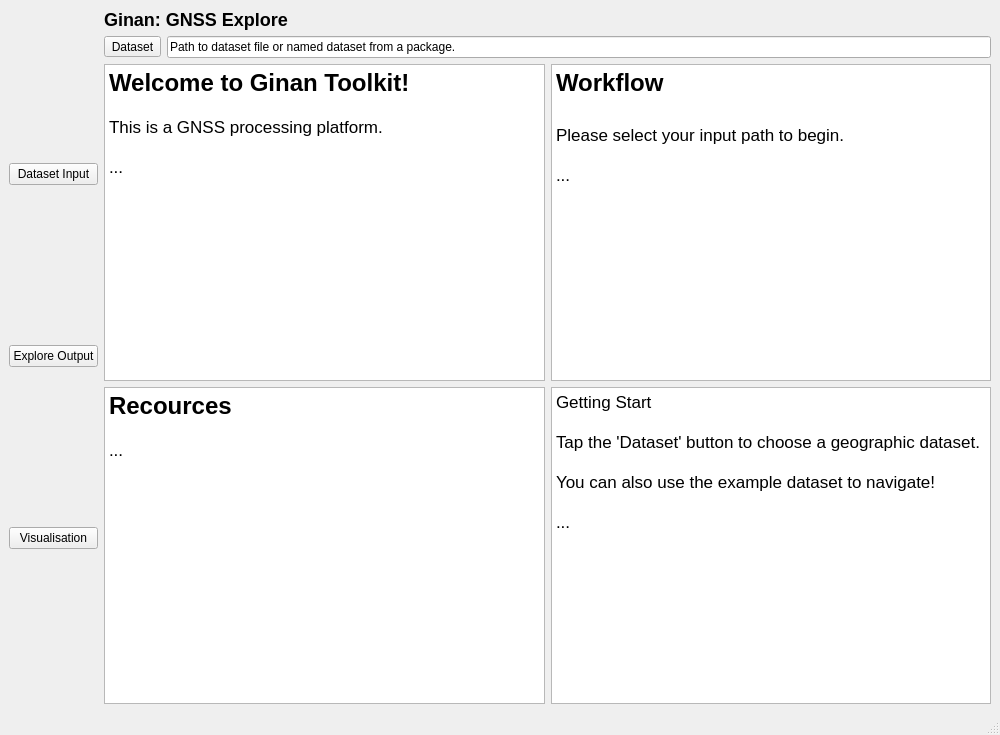
This is app/views/main_window.ui in u7327620/Ginan-UI as Qt 5 draws it before an edit. The edited form follows.
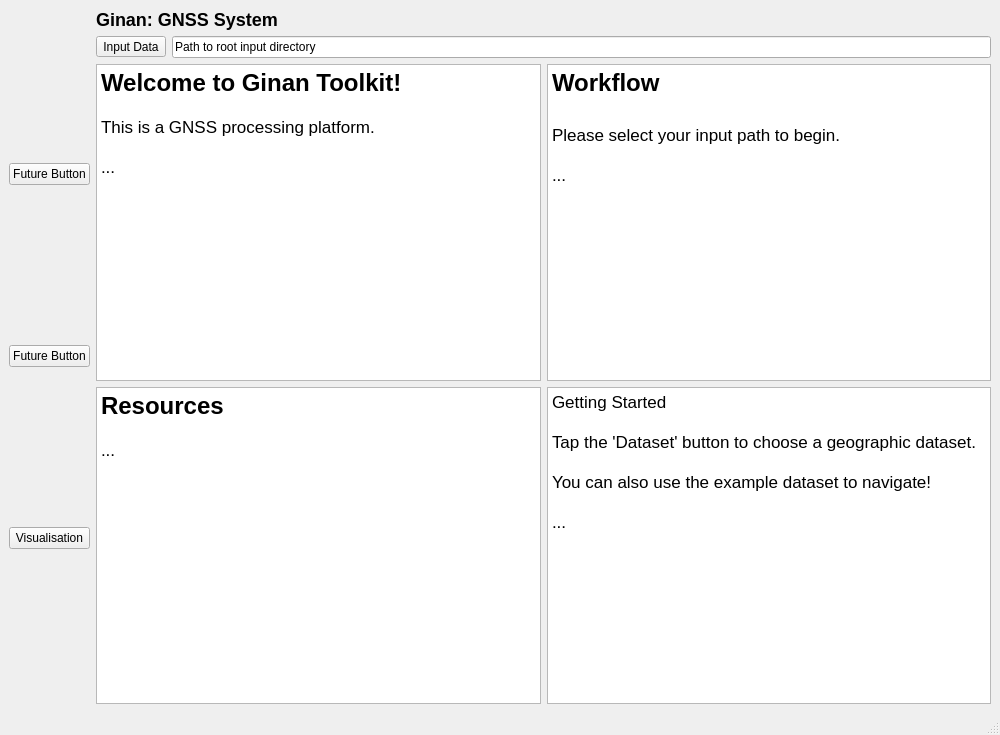
This is the edited form.

Commit message: Alter inputData button, recources to resources, renamed some buttons to: future button

```diff
--- a/app/views/main_window.ui
+++ b/app/views/main_window.ui
@@ -20,14 +20,14 @@
       <item>
        <widget class="QPushButton" name="datasetButton">
         <property name="text">
-         <string>Dataset Input</string>
+         <string>Future Button</string>
         </property>
        </widget>
       </item>
       <item>
        <widget class="QPushButton" name="exploreButton">
         <property name="text">
-         <string>Explore Output</string>
+         <string>Future Button</string>
         </property>
        </widget>
       </item>
@@ -45,7 +45,7 @@
       <item>
        <widget class="QLabel" name="welcomeLabel">
         <property name="text">
-         <string>&lt;h2&gt;Ginan: GNSS Explore&lt;/h2&gt;</string>
+         <string>&lt;html&gt;&lt;head/&gt;&lt;body&gt;&lt;h2 style=&quot; margin-top:16px; margin-bottom:12px; margin-left:0px; margin-right:0px; -qt-block-indent:0; text-indent:0px;&quot;&gt;&lt;span style=&quot; font-size:x-large; font-weight:700;&quot;&gt;Ginan: GNSS System&lt;/span&gt;&lt;/h2&gt;&lt;/body&gt;&lt;/html&gt;</string>
         </property>
         <property name="alignment">
          <set>Qt::AlignmentFlag::AlignLeading|Qt::AlignmentFlag::AlignLeft|Qt::AlignmentFlag::AlignTop</set>
@@ -57,14 +57,14 @@
         <item>
          <widget class="QToolButton" name="browseButton">
           <property name="text">
-           <string>Dataset</string>
+           <string>Input Data</string>
           </property>
          </widget>
         </item>
         <item>
          <widget class="QLineEdit" name="inputPathLineEdit">
           <property name="text">
-           <string>Path to dataset file or named dataset from a package.</string>
+           <string>Path to root input directory</string>
           </property>
          </widget>
         </item>
@@ -81,12 +81,12 @@
 hr { height: 1px; border-width: 0; }
 li.unchecked::marker { content: &quot;\2610&quot;; }
 li.checked::marker { content: &quot;\2612&quot;; }
-&lt;/style&gt;&lt;/head&gt;&lt;body style=&quot; font-family:'.AppleSystemUIFont'; font-size:13pt; font-weight:400; font-style:normal;&quot;&gt;
-&lt;p style=&quot; margin-top:0px; margin-bottom:0px; margin-left:0px; margin-right:0px; -qt-block-indent:0; text-indent:0px;&quot;&gt;&lt;span style=&quot; font-size:18pt; font-weight:700;&quot;&gt;Welcome to Ginan Toolkit!&lt;/span&gt;&lt;/p&gt;
-&lt;p style=&quot;-qt-paragraph-type:empty; margin-top:0px; margin-bottom:0px; margin-left:0px; margin-right:0px; -qt-block-indent:0; text-indent:0px;&quot;&gt;&lt;br /&gt;&lt;/p&gt;
-&lt;p style=&quot; margin-top:0px; margin-bottom:0px; margin-left:0px; margin-right:0px; -qt-block-indent:0; text-indent:0px;&quot;&gt;This is a GNSS processing platform.&lt;/p&gt;
-&lt;p style=&quot;-qt-paragraph-type:empty; margin-top:0px; margin-bottom:0px; margin-left:0px; margin-right:0px; -qt-block-indent:0; text-indent:0px;&quot;&gt;&lt;br /&gt;&lt;/p&gt;
-&lt;p style=&quot; margin-top:0px; margin-bottom:0px; margin-left:0px; margin-right:0px; -qt-block-indent:0; text-indent:0px;&quot;&gt;...&lt;/p&gt;&lt;/body&gt;&lt;/html&gt;</string>
+&lt;/style&gt;&lt;/head&gt;&lt;body style=&quot; font-family:'Noto Sans'; font-size:10pt; font-weight:400; font-style:normal;&quot;&gt;
+&lt;p style=&quot; margin-top:0px; margin-bottom:0px; margin-left:0px; margin-right:0px; -qt-block-indent:0; text-indent:0px;&quot;&gt;&lt;span style=&quot; font-family:'.AppleSystemUIFont'; font-size:18pt; font-weight:700;&quot;&gt;Welcome to Ginan Toolkit!&lt;/span&gt;&lt;/p&gt;
+&lt;p style=&quot;-qt-paragraph-type:empty; margin-top:0px; margin-bottom:0px; margin-left:0px; margin-right:0px; -qt-block-indent:0; text-indent:0px; font-family:'.AppleSystemUIFont'; font-size:13pt;&quot;&gt;&lt;br /&gt;&lt;/p&gt;
+&lt;p style=&quot; margin-top:0px; margin-bottom:0px; margin-left:0px; margin-right:0px; -qt-block-indent:0; text-indent:0px;&quot;&gt;&lt;span style=&quot; font-family:'.AppleSystemUIFont'; font-size:13pt;&quot;&gt;This is a GNSS processing platform.&lt;/span&gt;&lt;/p&gt;
+&lt;p style=&quot;-qt-paragraph-type:empty; margin-top:0px; margin-bottom:0px; margin-left:0px; margin-right:0px; -qt-block-indent:0; text-indent:0px; font-family:'.AppleSystemUIFont'; font-size:13pt;&quot;&gt;&lt;br /&gt;&lt;/p&gt;
+&lt;p style=&quot; margin-top:0px; margin-bottom:0px; margin-left:0px; margin-right:0px; -qt-block-indent:0; text-indent:0px;&quot;&gt;&lt;span style=&quot; font-family:'.AppleSystemUIFont'; font-size:13pt;&quot;&gt;...&lt;/span&gt;&lt;/p&gt;&lt;/body&gt;&lt;/html&gt;</string>
           </property>
          </widget>
         </item>
@@ -99,13 +99,13 @@
 hr { height: 1px; border-width: 0; }
 li.unchecked::marker { content: &quot;\2610&quot;; }
 li.checked::marker { content: &quot;\2612&quot;; }
-&lt;/style&gt;&lt;/head&gt;&lt;body style=&quot; font-family:'.AppleSystemUIFont'; font-size:13pt; font-weight:400; font-style:normal;&quot;&gt;
-&lt;p style=&quot; margin-top:0px; margin-bottom:0px; margin-left:0px; margin-right:0px; -qt-block-indent:0; text-indent:0px;&quot;&gt;&lt;span style=&quot; font-size:18pt; font-weight:700;&quot;&gt;Workflow&lt;/span&gt;&lt;/p&gt;
-&lt;p style=&quot;-qt-paragraph-type:empty; margin-top:0px; margin-bottom:0px; margin-left:0px; margin-right:0px; -qt-block-indent:0; text-indent:0px; font-size:18pt; font-weight:700;&quot;&gt;&lt;br /&gt;&lt;/p&gt;
-&lt;p style=&quot; margin-top:0px; margin-bottom:0px; margin-left:0px; margin-right:0px; -qt-block-indent:0; text-indent:0px;&quot;&gt;Please select your input path to begin.&lt;/p&gt;
-&lt;p style=&quot;-qt-paragraph-type:empty; margin-top:0px; margin-bottom:0px; margin-left:0px; margin-right:0px; -qt-block-indent:0; text-indent:0px;&quot;&gt;&lt;br /&gt;&lt;/p&gt;
-&lt;p style=&quot; margin-top:0px; margin-bottom:0px; margin-left:0px; margin-right:0px; -qt-block-indent:0; text-indent:0px;&quot;&gt;...&lt;/p&gt;
-&lt;p style=&quot;-qt-paragraph-type:empty; margin-top:0px; margin-bottom:0px; margin-left:0px; margin-right:0px; -qt-block-indent:0; text-indent:0px;&quot;&gt;&lt;br /&gt;&lt;/p&gt;&lt;/body&gt;&lt;/html&gt;</string>
+&lt;/style&gt;&lt;/head&gt;&lt;body style=&quot; font-family:'Noto Sans'; font-size:10pt; font-weight:400; font-style:normal;&quot;&gt;
+&lt;p style=&quot; margin-top:0px; margin-bottom:0px; margin-left:0px; margin-right:0px; -qt-block-indent:0; text-indent:0px;&quot;&gt;&lt;span style=&quot; font-family:'.AppleSystemUIFont'; font-size:18pt; font-weight:700;&quot;&gt;Workflow&lt;/span&gt;&lt;/p&gt;
+&lt;p style=&quot;-qt-paragraph-type:empty; margin-top:0px; margin-bottom:0px; margin-left:0px; margin-right:0px; -qt-block-indent:0; text-indent:0px; font-family:'.AppleSystemUIFont'; font-size:18pt; font-weight:700;&quot;&gt;&lt;br /&gt;&lt;/p&gt;
+&lt;p style=&quot; margin-top:0px; margin-bottom:0px; margin-left:0px; margin-right:0px; -qt-block-indent:0; text-indent:0px;&quot;&gt;&lt;span style=&quot; font-family:'.AppleSystemUIFont'; font-size:13pt;&quot;&gt;Please select your input path to begin.&lt;/span&gt;&lt;/p&gt;
+&lt;p style=&quot;-qt-paragraph-type:empty; margin-top:0px; margin-bottom:0px; margin-left:0px; margin-right:0px; -qt-block-indent:0; text-indent:0px; font-family:'.AppleSystemUIFont'; font-size:13pt;&quot;&gt;&lt;br /&gt;&lt;/p&gt;
+&lt;p style=&quot; margin-top:0px; margin-bottom:0px; margin-left:0px; margin-right:0px; -qt-block-indent:0; text-indent:0px;&quot;&gt;&lt;span style=&quot; font-family:'.AppleSystemUIFont'; font-size:13pt;&quot;&gt;...&lt;/span&gt;&lt;/p&gt;
+&lt;p style=&quot;-qt-paragraph-type:empty; margin-top:0px; margin-bottom:0px; margin-left:0px; margin-right:0px; -qt-block-indent:0; text-indent:0px; font-family:'.AppleSystemUIFont'; font-size:13pt;&quot;&gt;&lt;br /&gt;&lt;/p&gt;&lt;/body&gt;&lt;/html&gt;</string>
           </property>
          </widget>
         </item>
@@ -118,13 +118,13 @@
 hr { height: 1px; border-width: 0; }
 li.unchecked::marker { content: &quot;\2610&quot;; }
 li.checked::marker { content: &quot;\2612&quot;; }
-&lt;/style&gt;&lt;/head&gt;&lt;body style=&quot; font-family:'.AppleSystemUIFont'; font-size:13pt; font-weight:400; font-style:normal;&quot;&gt;
-&lt;p style=&quot; margin-top:0px; margin-bottom:0px; margin-left:0px; margin-right:0px; -qt-block-indent:0; text-indent:0px;&quot;&gt;&lt;span style=&quot; font-size:18pt; font-weight:700;&quot;&gt;Recources&lt;/span&gt;&lt;/p&gt;
-&lt;p style=&quot;-qt-paragraph-type:empty; margin-top:0px; margin-bottom:0px; margin-left:0px; margin-right:0px; -qt-block-indent:0; text-indent:0px;&quot;&gt;&lt;br /&gt;&lt;/p&gt;
-&lt;p style=&quot; margin-top:0px; margin-bottom:0px; margin-left:0px; margin-right:0px; -qt-block-indent:0; text-indent:0px;&quot;&gt;...&lt;/p&gt;
-&lt;p style=&quot;-qt-paragraph-type:empty; margin-top:0px; margin-bottom:0px; margin-left:0px; margin-right:0px; -qt-block-indent:0; text-indent:0px;&quot;&gt;&lt;br /&gt;&lt;/p&gt;
-&lt;p style=&quot;-qt-paragraph-type:empty; margin-top:0px; margin-bottom:0px; margin-left:0px; margin-right:0px; -qt-block-indent:0; text-indent:0px;&quot;&gt;&lt;br /&gt;&lt;/p&gt;
-&lt;p style=&quot;-qt-paragraph-type:empty; margin-top:0px; margin-bottom:0px; margin-left:0px; margin-right:0px; -qt-block-indent:0; text-indent:0px;&quot;&gt;&lt;br /&gt;&lt;/p&gt;&lt;/body&gt;&lt;/html&gt;</string>
+&lt;/style&gt;&lt;/head&gt;&lt;body style=&quot; font-family:'Noto Sans'; font-size:10pt; font-weight:400; font-style:normal;&quot;&gt;
+&lt;p style=&quot; margin-top:0px; margin-bottom:0px; margin-left:0px; margin-right:0px; -qt-block-indent:0; text-indent:0px;&quot;&gt;&lt;span style=&quot; font-family:'.AppleSystemUIFont'; font-size:18pt; font-weight:700;&quot;&gt;Resources&lt;/span&gt;&lt;/p&gt;
+&lt;p style=&quot;-qt-paragraph-type:empty; margin-top:0px; margin-bottom:0px; margin-left:0px; margin-right:0px; -qt-block-indent:0; text-indent:0px; font-family:'.AppleSystemUIFont'; font-size:13pt;&quot;&gt;&lt;br /&gt;&lt;/p&gt;
+&lt;p style=&quot; margin-top:0px; margin-bottom:0px; margin-left:0px; margin-right:0px; -qt-block-indent:0; text-indent:0px;&quot;&gt;&lt;span style=&quot; font-family:'.AppleSystemUIFont'; font-size:13pt;&quot;&gt;...&lt;/span&gt;&lt;/p&gt;
+&lt;p style=&quot;-qt-paragraph-type:empty; margin-top:0px; margin-bottom:0px; margin-left:0px; margin-right:0px; -qt-block-indent:0; text-indent:0px; font-family:'.AppleSystemUIFont'; font-size:13pt;&quot;&gt;&lt;br /&gt;&lt;/p&gt;
+&lt;p style=&quot;-qt-paragraph-type:empty; margin-top:0px; margin-bottom:0px; margin-left:0px; margin-right:0px; -qt-block-indent:0; text-indent:0px; font-family:'.AppleSystemUIFont'; font-size:13pt;&quot;&gt;&lt;br /&gt;&lt;/p&gt;
+&lt;p style=&quot;-qt-paragraph-type:empty; margin-top:0px; margin-bottom:0px; margin-left:0px; margin-right:0px; -qt-block-indent:0; text-indent:0px; font-family:'.AppleSystemUIFont'; font-size:13pt;&quot;&gt;&lt;br /&gt;&lt;/p&gt;&lt;/body&gt;&lt;/html&gt;</string>
           </property>
          </widget>
         </item>
@@ -137,14 +137,14 @@
 hr { height: 1px; border-width: 0; }
 li.unchecked::marker { content: &quot;\2610&quot;; }
 li.checked::marker { content: &quot;\2612&quot;; }
-&lt;/style&gt;&lt;/head&gt;&lt;body style=&quot; font-family:'.AppleSystemUIFont'; font-size:13pt; font-weight:400; font-style:normal;&quot;&gt;
-&lt;p style=&quot; margin-top:0px; margin-bottom:0px; margin-left:0px; margin-right:0px; -qt-block-indent:0; text-indent:0px;&quot;&gt;Getting Start&lt;/p&gt;
-&lt;p style=&quot;-qt-paragraph-type:empty; margin-top:0px; margin-bottom:0px; margin-left:0px; margin-right:0px; -qt-block-indent:0; text-indent:0px;&quot;&gt;&lt;br /&gt;&lt;/p&gt;
-&lt;p style=&quot; margin-top:0px; margin-bottom:0px; margin-left:0px; margin-right:0px; -qt-block-indent:0; text-indent:0px;&quot;&gt;Tap the 'Dataset' button to choose a geographic dataset.&lt;/p&gt;
-&lt;p style=&quot;-qt-paragraph-type:empty; margin-top:0px; margin-bottom:0px; margin-left:0px; margin-right:0px; -qt-block-indent:0; text-indent:0px;&quot;&gt;&lt;br /&gt;&lt;/p&gt;
-&lt;p style=&quot; margin-top:0px; margin-bottom:0px; margin-left:0px; margin-right:0px; -qt-block-indent:0; text-indent:0px;&quot;&gt;You can also use the example dataset to navigate!&lt;/p&gt;
-&lt;p style=&quot;-qt-paragraph-type:empty; margin-top:0px; margin-bottom:0px; margin-left:0px; margin-right:0px; -qt-block-indent:0; text-indent:0px;&quot;&gt;&lt;br /&gt;&lt;/p&gt;
-&lt;p style=&quot; margin-top:0px; margin-bottom:0px; margin-left:0px; margin-right:0px; -qt-block-indent:0; text-indent:0px;&quot;&gt;...&lt;/p&gt;&lt;/body&gt;&lt;/html&gt;</string>
+&lt;/style&gt;&lt;/head&gt;&lt;body style=&quot; font-family:'Noto Sans'; font-size:10pt; font-weight:400; font-style:normal;&quot;&gt;
+&lt;p style=&quot; margin-top:0px; margin-bottom:0px; margin-left:0px; margin-right:0px; -qt-block-indent:0; text-indent:0px;&quot;&gt;&lt;span style=&quot; font-family:'.AppleSystemUIFont'; font-size:13pt;&quot;&gt;Getting Started&lt;/span&gt;&lt;/p&gt;
+&lt;p style=&quot;-qt-paragraph-type:empty; margin-top:0px; margin-bottom:0px; margin-left:0px; margin-right:0px; -qt-block-indent:0; text-indent:0px; font-family:'.AppleSystemUIFont'; font-size:13pt;&quot;&gt;&lt;br /&gt;&lt;/p&gt;
+&lt;p style=&quot; margin-top:0px; margin-bottom:0px; margin-left:0px; margin-right:0px; -qt-block-indent:0; text-indent:0px;&quot;&gt;&lt;span style=&quot; font-family:'.AppleSystemUIFont'; font-size:13pt;&quot;&gt;Tap the 'Dataset' button to choose a geographic dataset.&lt;/span&gt;&lt;/p&gt;
+&lt;p style=&quot;-qt-paragraph-type:empty; margin-top:0px; margin-bottom:0px; margin-left:0px; margin-right:0px; -qt-block-indent:0; text-indent:0px; font-family:'.AppleSystemUIFont'; font-size:13pt;&quot;&gt;&lt;br /&gt;&lt;/p&gt;
+&lt;p style=&quot; margin-top:0px; margin-bottom:0px; margin-left:0px; margin-right:0px; -qt-block-indent:0; text-indent:0px;&quot;&gt;&lt;span style=&quot; font-family:'.AppleSystemUIFont'; font-size:13pt;&quot;&gt;You can also use the example dataset to navigate!&lt;/span&gt;&lt;/p&gt;
+&lt;p style=&quot;-qt-paragraph-type:empty; margin-top:0px; margin-bottom:0px; margin-left:0px; margin-right:0px; -qt-block-indent:0; text-indent:0px; font-family:'.AppleSystemUIFont'; font-size:13pt;&quot;&gt;&lt;br /&gt;&lt;/p&gt;
+&lt;p style=&quot; margin-top:0px; margin-bottom:0px; margin-left:0px; margin-right:0px; -qt-block-indent:0; text-indent:0px;&quot;&gt;&lt;span style=&quot; font-family:'.AppleSystemUIFont'; font-size:13pt;&quot;&gt;...&lt;/span&gt;&lt;/p&gt;&lt;/body&gt;&lt;/html&gt;</string>
           </property>
          </widget>
         </item>
```
Left out of the diff: 4 changed lines with no effect on the pictures.
